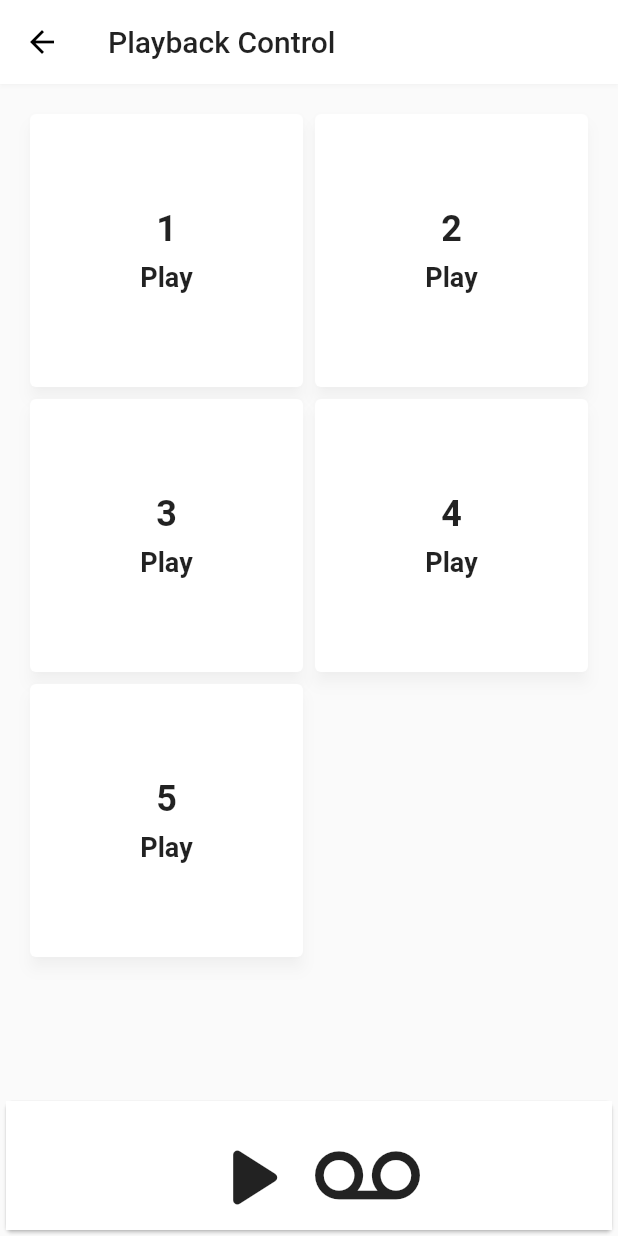
After one commit to raysummee/blink-app, a Flutter app: the PlaybackControllerPage screen opened directly, on a phone screen of 412 x 824 dp. The commit adds this screen. Run offline on Flutter 3.47's test engine with Material 2 defaults, Android fonts, the phone set to English and light mode, and no system bars; our stand-ins replace fluttericon, objectbox; missing offline and left inert: qr_code_scanner; generated files the repository leaves out were written again.

Commit message:
controller page stage 1

```diff
--- a/lib/screens/homePage.dart
+++ b/lib/screens/homePage.dart
@@ -2,6 +2,7 @@ import 'package:blink_app/components/buttons/cardButton.dart';
 import 'package:blink_app/components/cards/ConnectCard.dart';
 import 'package:blink_app/components/texts/GuideTexts.dart';
 import 'package:blink_app/logic/helper/HelperBlinkScan.dart';
+import 'package:blink_app/screens/playbackControllerPage.dart';
 import 'package:flutter/material.dart';
 
 class HomePage extends StatelessWidget {
@@ -29,7 +30,11 @@ class HomePage extends StatelessWidget {
               return CardButton(
                 label: "Controller",
                 icon: Icons.gamepad_outlined,
-                func: HelperBlinkScan().read()!=null?(){}:null,
+                func: HelperBlinkScan().read()!=null?(){
+                  Navigator.of(context).push(
+                    MaterialPageRoute(builder: (_)=>PlaybackControllerPage())
+                  );
+                }:null,
               );
             }
           ),
--- /dev/null
+++ b/lib/screens/playbackControllerPage.dart
@@ -0,0 +1,90 @@
+import 'package:blink_app/logic/api/playbackApi.dart';
+import 'package:flutter/cupertino.dart';
+import 'package:flutter/material.dart';
+import 'package:fluttericon/iconic_icons.dart';
+
+class PlaybackControllerPage extends StatelessWidget {
+  const PlaybackControllerPage({ Key? key }) : super(key: key);
+
+  @override
+  Widget build(BuildContext context) {
+    return Scaffold(
+      appBar: AppBar(
+        elevation: 1,
+        shadowColor: Colors.black.withOpacity(0.1),
+        title: Text(
+          "Playback Control"
+        ),
+      ),
+      body: Column(
+        children: [
+          Expanded(
+            child: Container(
+              padding: EdgeInsets.all(16),
+              alignment: Alignment.center,
+              color: Color(0xfffafafa),
+              child: GridView.builder(
+                itemCount: 5,
+                gridDelegate: SliverGridDelegateWithFixedCrossAxisCount(crossAxisCount: 2),
+                itemBuilder: (context, index) => Card(
+                  elevation: 4,
+                  shadowColor: Colors.black.withOpacity(0.2),
+                  child: Column(
+                    mainAxisAlignment: MainAxisAlignment.center,
+                    children: [
+                      Text(
+                        "${index+1}",
+                        style: TextStyle(
+                          fontSize: 24,
+                          fontWeight: FontWeight.w600
+                        ),
+                      ),
+                      SizedBox(height: 8,),
+                      Text(
+                        "Play",
+                        style: TextStyle(
+                          fontSize: 18,
+                          fontWeight: FontWeight.w600
+                        ),
+                      ),
+                    ],
+                  ),
+                )
+              ),
+            )
+          ),
+          Card(
+            child: SafeArea(
+              child: Container(
+                padding: EdgeInsets.only(top: 16),
+                color: Colors.white,
+                child: Row(
+                  mainAxisAlignment: MainAxisAlignment.center,
+                  children: [
+                    IconButton(
+                      iconSize: 70,
+                      padding: EdgeInsets.zero,
+                      onPressed: (){
+                        PlaybackApi().callCommand("play_pause");
+                      },
+                      icon: Icon(Icons.play_arrow_rounded)
+                    ),
+                    SizedBox(width: 8,),
+                    IconButton(
+                      iconSize: 70,
+                      padding: EdgeInsets.zero,
+                      onPressed: (){
+                        PlaybackApi().callCommand("record");
+                      },
+                      icon: Icon(Icons.voicemail)
+                    )
+                  ],
+                ),
+              ),
+            ),
+          )
+        ],
+      ),
+    );
+  }
+}
```
